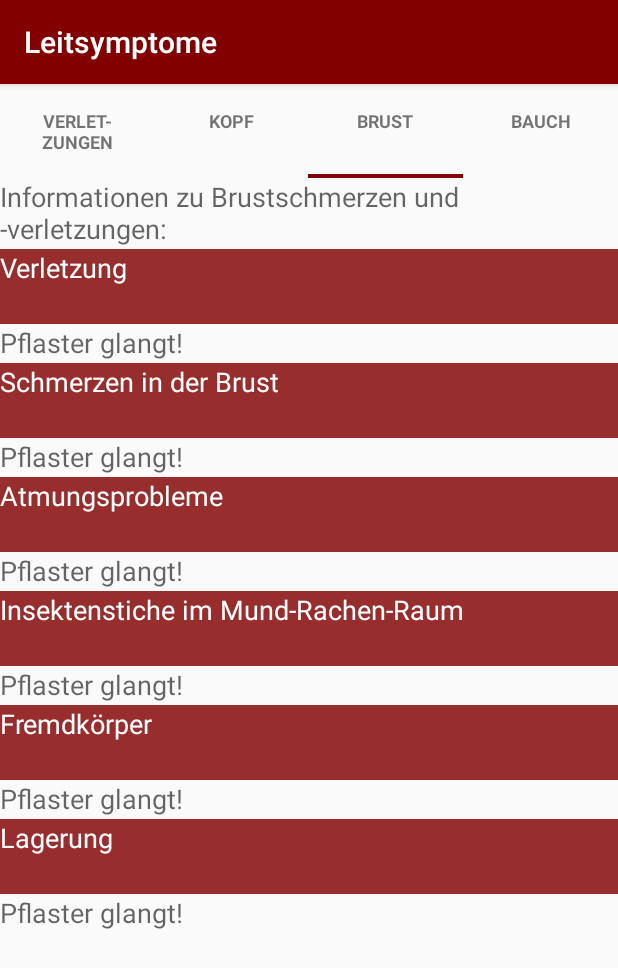
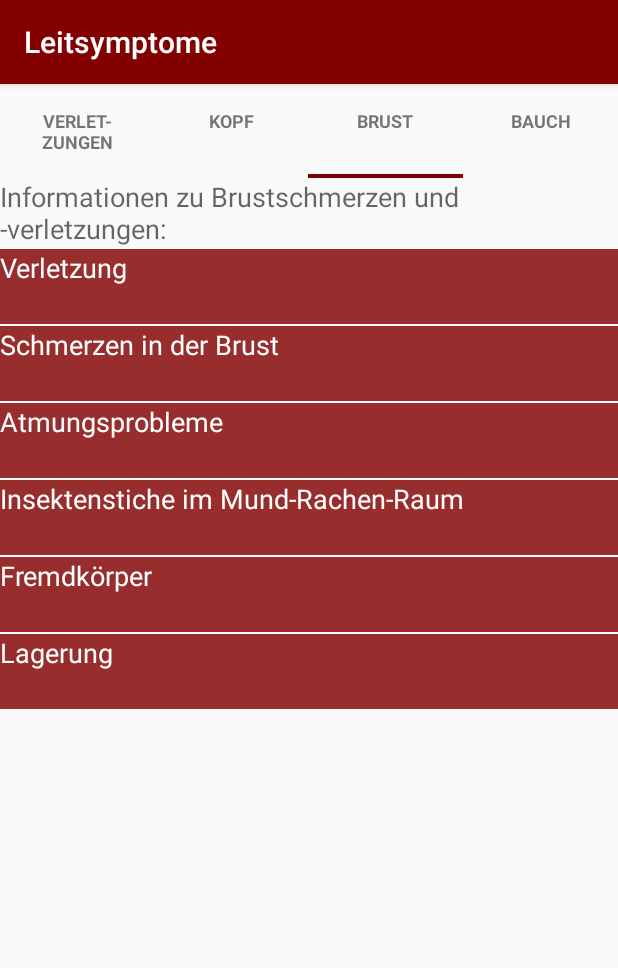
Before and after one commit to Sabse/AssistenzApp, an Android app: the screen it shows after launch (OverviewActivity), after a tap on an icon or button, on a phone screen of 412 x 824 dp. Shown: the top 968 px of the screen. Run offline under Robolectric (Android 15) with nearby library versions, the phone set to English and light mode, and no system bars.

Commit message:
Liste nun voll funktionsfähig

```diff
--- a/app/src/main/java/com/uni_r/sabrina/assistapp/overview/ChestFragment.java
+++ b/app/src/main/java/com/uni_r/sabrina/assistapp/overview/ChestFragment.java
@@ -6,6 +6,7 @@ import android.support.v4.app.Fragment;
 import android.view.LayoutInflater;
 import android.view.View;
 import android.view.ViewGroup;
+import android.widget.TextView;
 
 import com.uni_r.sabrina.assistapp.R;
 
@@ -13,9 +14,36 @@ import com.uni_r.sabrina.assistapp.R;
  * Created by Sabse on 24.05.2015.
  */
 public class ChestFragment extends Fragment {
+
+    TextView content1;
+    TextView content2;
+    TextView content3;
+    TextView content4;
+    TextView content5;
+    TextView content6;
+
     @Override
     public View onCreateView(LayoutInflater inflater, @Nullable ViewGroup container, @Nullable Bundle savedInstanceState) {
         View v =inflater.inflate(R.layout.fragment_chest,container,false);
+
+        content1 = (TextView) v.findViewById(R.id.chest_title_1_content);
+        content1.setVisibility(View.GONE);
+
+        content2 = (TextView) v.findViewById(R.id.chest_title_2_content);
+        content2.setVisibility(View.GONE);
+
+        content3 = (TextView) v.findViewById(R.id.chest_title_3_content);
+        content3.setVisibility(View.GONE);
+
+        content4 = (TextView) v.findViewById(R.id.chest_title_4_content);
+        content4.setVisibility(View.GONE);
+
+        content5 = (TextView) v.findViewById(R.id.chest_title_5_content);
+        content5.setVisibility(View.GONE);
+
+        content6 = (TextView) v.findViewById(R.id.chest_title_6_content);
+        content6.setVisibility(View.GONE);
+
         return v;
     }
 }
--- a/app/src/main/java/com/uni_r/sabrina/assistapp/overview/StomachFragment.java
+++ b/app/src/main/java/com/uni_r/sabrina/assistapp/overview/StomachFragment.java
@@ -6,6 +6,7 @@ import android.support.v4.app.Fragment;
 import android.view.LayoutInflater;
 import android.view.View;
 import android.view.ViewGroup;
+import android.widget.TextView;
 
 import com.uni_r.sabrina.assistapp.R;
 
@@ -13,9 +14,28 @@ import com.uni_r.sabrina.assistapp.R;
  * Created by Sabse on 24.05.2015.
  */
 public class StomachFragment extends Fragment{
+
+    TextView content1;
+    TextView content2;
+    TextView content3;
+    TextView content4;
+
     @Override
     public View onCreateView(LayoutInflater inflater, @Nullable ViewGroup container, @Nullable Bundle savedInstanceState) {
         View v =inflater.inflate(R.layout.fragment_stomach,container,false);
+
+        content1 = (TextView) v.findViewById(R.id.stomach_title_1_content);
+        content1.setVisibility(View.GONE);
+
+        content2 = (TextView) v.findViewById(R.id.stomach_title_2_content);
+        content2.setVisibility(View.GONE);
+
+        content3 = (TextView) v.findViewById(R.id.stomach_title_3_content);
+        content3.setVisibility(View.GONE);
+
+        content4 = (TextView) v.findViewById(R.id.stomach_title_4_content);
+        content4.setVisibility(View.GONE);
+
         return v;
     }
 }
--- a/app/src/main/res/layout/fragment_chest.xml
+++ b/app/src/main/res/layout/fragment_chest.xml
@@ -13,9 +13,9 @@
     <TextView
         android:id="@+id/chest_title_1"
         style="@style/ListContents"
-
+        android:tag="chest1"
         android:text="@string/chest_title_1"
-        android:onClick="expandTitle1"/>
+        android:onClick="expandTitle"/>
 
     <TextView
         android:id="@+id/chest_title_1_content"
@@ -28,9 +28,9 @@
     <TextView
         android:id="@+id/chest_title_2"
         style="@style/ListContents"
-
+        android:tag="chest2"
         android:text="@string/chest_title_2"
-        android:onClick="expandTitle2"/>
+        android:onClick="expandTitle"/>
 
     <TextView
         android:id="@+id/chest_title_2_content"
@@ -43,9 +43,9 @@
     <TextView
         android:id="@+id/chest_title_3"
         style="@style/ListContents"
-
+        android:tag="chest3"
         android:text="@string/chest_title_3"
-        android:onClick="expandTitle3"/>
+        android:onClick="expandTitle"/>
 
     <TextView
         android:id="@+id/chest_title_3_content"
@@ -58,9 +58,9 @@
     <TextView
         android:id="@+id/chest_title_4"
         style="@style/ListContents"
-
+        android:tag="chest4"
         android:text="@string/chest_title_4"
-        android:onClick="expandTitle4"/>
+        android:onClick="expandTitle"/>
 
     <TextView
         android:id="@+id/chest_title_4_content"
@@ -73,9 +73,9 @@
     <TextView
         android:id="@+id/chest_title_5"
         style="@style/ListContents"
-
+        android:tag="chest5"
         android:text="@string/chest_title_5"
-        android:onClick="expandTitle5"/>
+        android:onClick="expandTitle"/>
 
     <TextView
         android:id="@+id/chest_title_5_content"
@@ -88,9 +88,9 @@
     <TextView
         android:id="@+id/chest_title_6"
         style="@style/ListContents"
-
+        android:tag="chest6"
         android:text="@string/chest_title_6"
-        android:onClick="expandTitle6"/>
+        android:onClick="expandTitle"/>
 
     <TextView
         android:id="@+id/chest_title_6_content"
--- a/app/src/main/res/values/colors.xml
+++ b/app/src/main/res/values/colors.xml
@@ -3,5 +3,6 @@
     <item name="red" type="color">#820000</item>
     <item name="white" type="color">#FFFFFF</item>
     <item name="light_red" type="color">#972D2D</item>
+    <item name="alert_red" type="color">#CE0000</item>
 
 </resources>
```
Also changed, not shown: app/src/main/java/com/uni_r/sabrina/assistapp/overview/OverviewActivity.java (+63 -46 lines), app/src/main/res/layout/fragment_head.xml (+6 -6 lines), app/src/main/res/layout/fragment_injury.xml (+12 -12 lines), app/src/main/res/layout/fragment_stomach.xml (+10 -9 lines).
